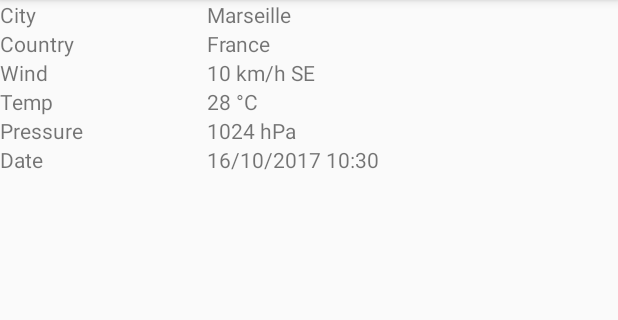
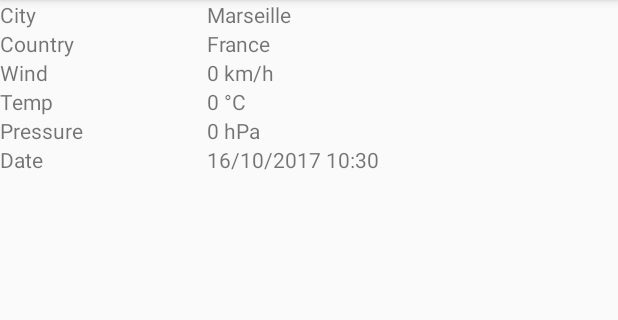
Before and after one commit to j-corral/weather_app, an Android app: the screen it shows after launch (CityView), after a tap on an icon or button, on a phone screen of 412 x 824 dp, the part 84-404 px from its top. Run offline under Robolectric (Android 15) with nearby library versions, the phone set to English and light mode, and no system bars; our stand-ins replace sdp/ssp sizes.

Commit message:
clean old code

```diff
--- a/app/src/main/java/com/quai13/weather/City.java
+++ b/app/src/main/java/com/quai13/weather/City.java
@@ -13,38 +13,21 @@ public class City implements Serializable {
 
     private String name;
     private String country;
-    private Date update;
-    private Integer wind_speed;
-    private String wind_orientation;
-    private Integer pressure;
-    private Integer temp;
-    private String format = "dd/M/yyyy H:m";
+    private Date update = new Date();
+    private Integer wind_speed = 0;
+    private String wind_orientation = "";
+    private Integer pressure = 0;
+    private Integer temp = 0;
+    private String format = "dd/M/yyyy H:mm";
 
     public City(String name, String country) {
         this.name = Tools.ucFirst(name);
         this.country = Tools.ucFirst(country);
-        setUpdate();
-    }
-
-    public City(String name, String country, int wind_speed, String wind_orientation, int temp, int pressure) {
-        this.name = name;
-        this.country = country;
-        this.wind_speed = wind_speed;
-        this.wind_orientation = wind_orientation;
-        this.temp = temp;
-        this.pressure = pressure;
-        setUpdate();
-    }
-
-
-    private void setUpdate() {
-        this.update = new Date();
     }
 
     public String getName() {
         return name;
     }
-
 
     public String getCountry() {
         return country;
@@ -58,11 +41,9 @@ public class City implements Serializable {
         return temp + " °C";
     }
 
-
     public String getHPressure() {
         return pressure + " hPa";
     }
-
 
     public String getHDate() {
         SimpleDateFormat DATE_FORMAT = new SimpleDateFormat(format);
@@ -81,17 +62,14 @@ public class City implements Serializable {
 
     }
 
-
     public void setTemperature(String temp) {
         this.temp = Integer.valueOf(temp);
     }
-
 
     public void setPressure(String pressure) {
         Double Pressure = Double.parseDouble(pressure);
         this.pressure = Pressure.intValue();
     }
-
 
     public void setDate(String date) {
 
--- a/app/src/main/java/com/quai13/weather/MainActivity.java
+++ b/app/src/main/java/com/quai13/weather/MainActivity.java
@@ -4,10 +4,9 @@ import android.app.AlertDialog;
 import android.content.DialogInterface;
 import android.content.Intent;
 import android.os.AsyncTask;
+import android.os.Bundle;
 import android.os.StrictMode;
 import android.support.v7.app.AppCompatActivity;
-import android.os.Bundle;
-import android.util.Log;
 import android.view.Menu;
 import android.view.MenuInflater;
 import android.view.MenuItem;
@@ -28,7 +27,6 @@ import java.util.List;
 
 public class MainActivity extends AppCompatActivity {
 
-    // Array of strings...
     ListView simpleList;
 
     ArrayList<City> cities;
@@ -45,7 +43,7 @@ public class MainActivity extends AppCompatActivity {
             setContentView(R.layout.activity_main);
 
 
-            // Allow Network Connection
+            // Allow Network Connection : Debug only !
             if (android.os.Build.VERSION.SDK_INT > 9) {
                 StrictMode.ThreadPolicy policy = new StrictMode.ThreadPolicy.Builder().permitNetwork().build();
                 StrictMode.setThreadPolicy(policy);
@@ -135,13 +133,13 @@ public class MainActivity extends AppCompatActivity {
 
     private void populateCities() {
 
-        City Marseille = new City("Marseille", "France", 10, "SE", 28, 1024);
+        City Marseille = new City("Marseille", "France");
         cities.add(Marseille);
 
-        City Avignon = new City("Avignon", "France", 23, "NE", 22, 1105);
+        City Avignon = new City("Avignon", "France");
         cities.add(Avignon);
 
-        City Seoul = new City("Seoul", "Korea", 34, "NO", 19, 889);
+        City Seoul = new City("Seoul", "Korea");
         cities.add(Seoul);
     }
 
@@ -158,7 +156,6 @@ public class MainActivity extends AppCompatActivity {
     public boolean onOptionsItemSelected(MenuItem item) {
         switch (item.getItemId()) {
             case android.R.id.home:
-                // app icon in action bar clicked; goto parent activity.
                 this.finish();
                 return true;
             case R.id.addCity:
@@ -237,7 +234,7 @@ public class MainActivity extends AppCompatActivity {
 
                 in.close();
 
-                Toast toast = Toast.makeText(getApplicationContext(), "Weather updated.", Toast.LENGTH_LONG);
+                Toast toast = Toast.makeText(getApplicationContext(), "Weather updated.", Toast.LENGTH_SHORT);
                 toast.show();
 
 
```
